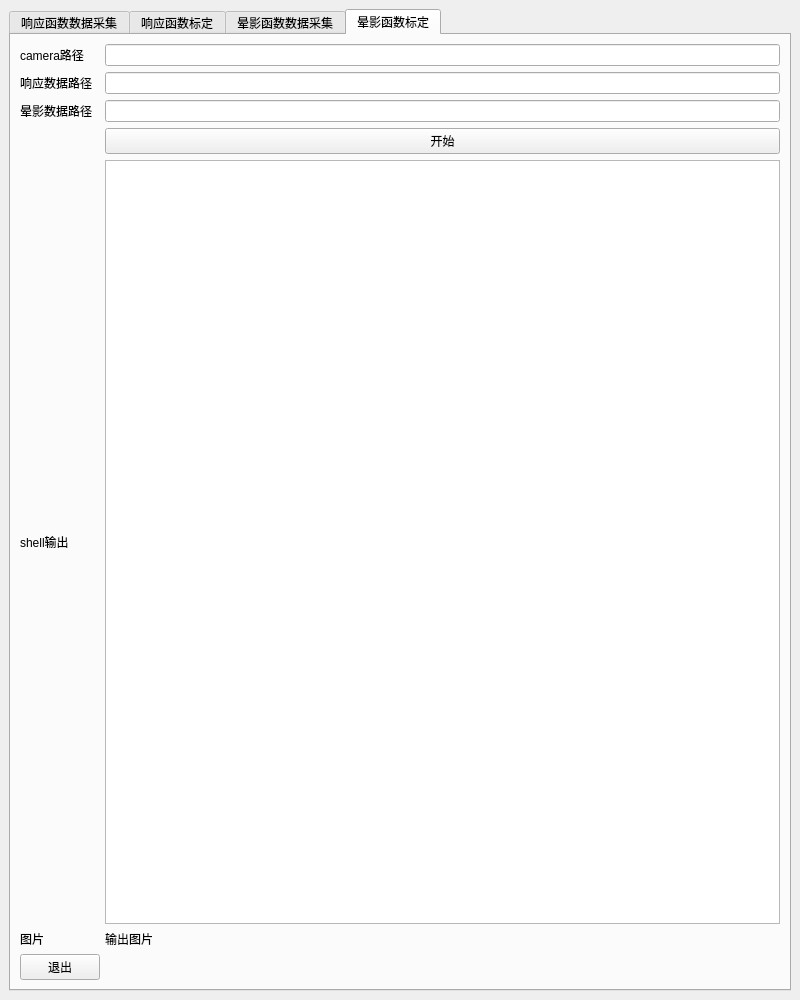
Qt form src/mainwindow.ui (KangJialiang/Data-Platform) before a commit.
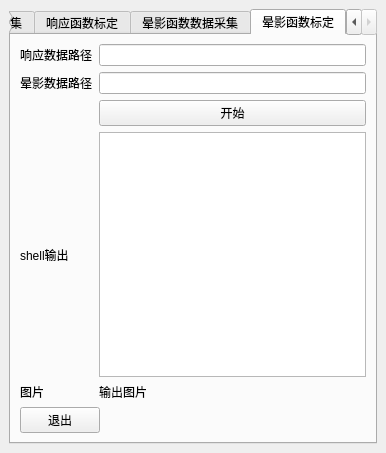
The same form after that commit. The open tabs and pages were chosen to show the change.

The edit to the form file:
```diff
--- a/src/mainwindow.ui
+++ b/src/mainwindow.ui
@@ -6,8 +6,8 @@
    <rect>
     <x>0</x>
     <y>0</y>
-    <width>800</width>
-    <height>1000</height>
+    <width>386</width>
+    <height>453</height>
    </rect>
   </property>
   <property name="windowTitle">
@@ -379,74 +379,64 @@
         <string>晕影函数标定</string>
        </attribute>
        <layout class="QGridLayout" name="gridLayout_5">
-        <item row="6" column="2">
-         <widget class="QTextBrowser" name="shellOutTextP4"/>
-        </item>
-        <item row="2" column="0">
-         <widget class="QLabel" name="gammaPathLabelP4">
-          <property name="text">
-           <string>响应数据路径</string>
-          </property>
-         </widget>
-        </item>
-        <item row="4" column="2">
-         <widget class="QPushButton" name="startButtonP4">
-          <property name="text">
-           <string>开始</string>
-          </property>
-         </widget>
-        </item>
-        <item row="0" column="2">
-         <widget class="QLineEdit" name="pathToCameraLineP4"/>
-        </item>
-        <item row="0" column="0" colspan="2">
-         <widget class="QLabel" name="pathToCameraLabelP4">
-          <property name="text">
-           <string>camera路径</string>
-          </property>
-         </widget>
-        </item>
-        <item row="2" column="2">
-         <widget class="QLineEdit" name="gammaPathLineP4"/>
-        </item>
-        <item row="8" column="0" colspan="3" alignment="Qt::AlignLeft|Qt::AlignBottom">
-         <widget class="QPushButton" name="exitButtonP4">
-          <property name="text">
-           <string>退出</string>
-          </property>
-         </widget>
-        </item>
-        <item row="6" column="0">
+        <item row="5" column="0">
          <widget class="QLabel" name="shellOutLabelP4">
           <property name="text">
            <string>shell输出</string>
           </property>
          </widget>
         </item>
-        <item row="3" column="0" alignment="Qt::AlignLeft|Qt::AlignVCenter">
-         <widget class="QLabel" name="vignettePathLabelP4">
+        <item row="7" column="0" colspan="2" alignment="Qt::AlignLeft|Qt::AlignBottom">
+         <widget class="QPushButton" name="exitButtonP4">
           <property name="text">
-           <string>晕影数据路径</string>
+           <string>退出</string>
           </property>
          </widget>
         </item>
-        <item row="3" column="2">
+        <item row="2" column="1">
          <widget class="QLineEdit" name="vignettePathLineP4"/>
         </item>
-        <item row="7" column="0" alignment="Qt::AlignLeft|Qt::AlignVCenter">
+        <item row="6" column="0" alignment="Qt::AlignLeft|Qt::AlignVCenter">
          <widget class="QLabel" name="pictureLabelP4">
           <property name="text">
            <string>图片</string>
           </property>
          </widget>
         </item>
-        <item row="7" column="2">
+        <item row="6" column="1">
          <widget class="QLabel" name="picOutLabelP4">
           <property name="text">
            <string>输出图片</string>
           </property>
          </widget>
         </item>
+        <item row="5" column="1">
+         <widget class="QTextBrowser" name="shellOutTextP4"/>
+        </item>
+        <item row="2" column="0" alignment="Qt::AlignLeft|Qt::AlignVCenter">
+         <widget class="QLabel" name="vignettePathLabelP4">
+          <property name="text">
+           <string>晕影数据路径</string>
+          </property>
+         </widget>
+        </item>
+        <item row="1" column="1">
+         <widget class="QLineEdit" name="gammaPathLineP4"/>
+        </item>
+        <item row="3" column="1">
+         <widget class="QPushButton" name="startButtonP4">
+          <property name="text">
+           <string>开始</string>
+          </property>
+         </widget>
+        </item>
+        <item row="1" column="0">
+         <widget class="QLabel" name="gammaPathLabelP4">
+          <property name="text">
+           <string>响应数据路径</string>
+          </property>
+         </widget>
+        </item>
        </layout>
       </widget>
      </widget>
```
Left out of the diff: 292 changed lines with no effect on the pictures.
